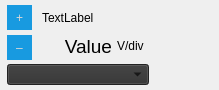
Qt form LEO_sniffy/GUI/widgetdial.ui (jirik09/Sniffy) before a commit.
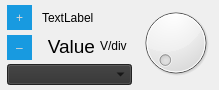
The same form after that commit. Custom widgets are drawn as their Qt base class.

What changed in the file:
```diff
--- a/LEO_sniffy/GUI/widgetdial.ui
+++ b/LEO_sniffy/GUI/widgetdial.ui
@@ -443,6 +443,9 @@
       <property name="bottomMargin">
        <number>0</number>
       </property>
+      <item>
+       <widget class="CustomDial" name="dial"/>
+      </item>
      </layout>
     </widget>
    </item>
@@ -454,6 +457,11 @@
    <extends>QComboBox</extends>
    <header location="global">GUI/customcombobox.h</header>
   </customwidget>
+  <customwidget>
+   <class>CustomDial</class>
+   <extends>QDial</extends>
+   <header location="global">GUI/customdial.h</header>
+  </customwidget>
  </customwidgets>
  <resources/>
  <connections/>
```
